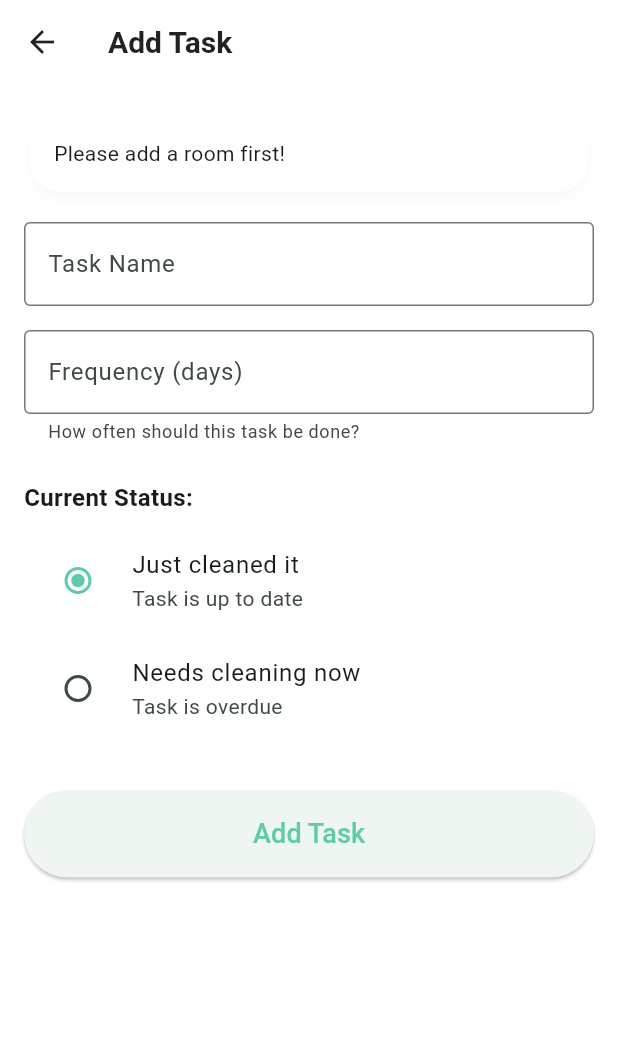
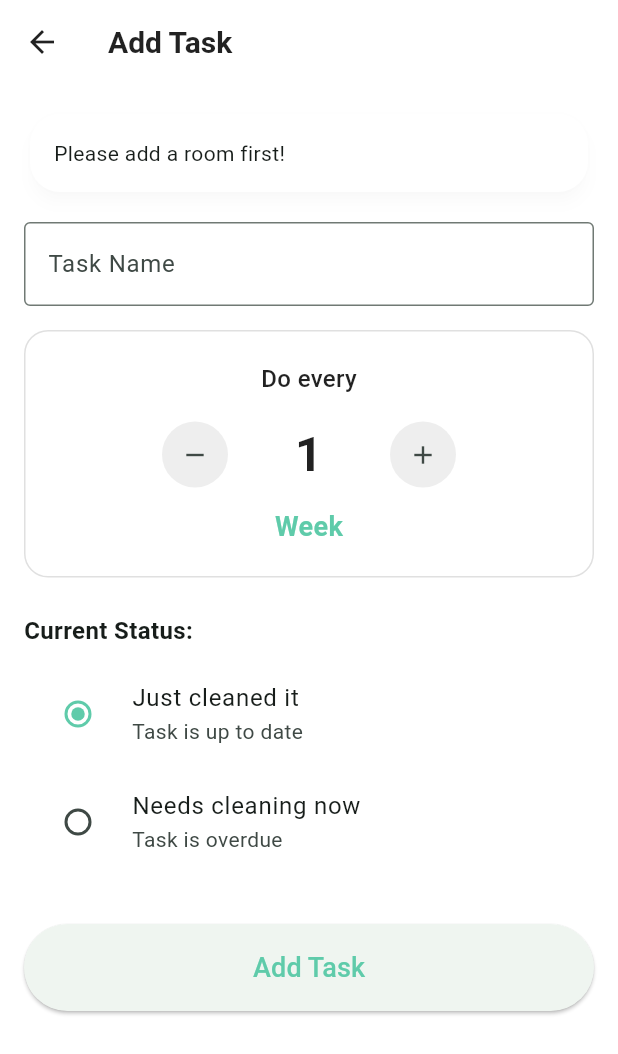
Before and after one commit to alexlamb10/cleaning_tracker, a Flutter app: the AddTaskScreen screen opened directly, on a phone screen of 412 x 824 dp. Shown: the top 1054 px of the screen. Run offline on Flutter 3.47's test engine with Material 3 defaults, Android fonts, the phone set to English and light mode, and no system bars; our stand-ins replace shared_preferences; accounts and stored records are empty.

Commit message:
Refine UI styling to better match design screenshots

```diff
--- a/lib/screens/add_task_screen.dart
+++ b/lib/screens/add_task_screen.dart
@@ -23,6 +23,7 @@ class _AddTaskScreenState extends State<AddTaskScreen> {
   void initState() {
     super.initState();
     _selectedRoomId = widget.preselectedRoomId;
+    _frequencyController.text = '1'; // Default to 1 week
   }
 
   @override
@@ -103,24 +104,96 @@ class _AddTaskScreenState extends State<AddTaskScreen> {
               },
             ),
             const SizedBox(height: 16),
-            TextFormField(
-              controller: _frequencyController,
-              decoration: const InputDecoration(
-                labelText: 'Frequency (days)',
-                border: OutlineInputBorder(),
-                helperText: 'How often should this task be done?',
+            // Frequency selector with +/- buttons
+            Container(
+              padding: const EdgeInsets.all(20),
+              decoration: BoxDecoration(
+                color: Colors.white,
+                borderRadius: BorderRadius.circular(16),
+                border: Border.all(color: Colors.grey[300]!),
               ),
-              keyboardType: TextInputType.number,
-              validator: (value) {
-                if (value == null || value.isEmpty) {
-                  return 'Please enter frequency';
-                }
-                final freq = int.tryParse(value);
-                if (freq == null || freq <= 0) {
-                  return 'Please enter a valid number';
-                }
-                return null;
-              },
+              child: Column(
+                children: [
+                  const Text(
+                    'Do every',
+                    style: TextStyle(
+                      fontSize: 16,
+                      color: Colors.black87,
+                      fontWeight: FontWeight.w500,
+                    ),
+                  ),
+                  const SizedBox(height: 16),
+                  Row(
+                    mainAxisAlignment: MainAxisAlignment.center,
+                    children: [
+                      // Minus button
+                      Container(
+                        width: 44,
+                        height: 44,
+                        decoration: BoxDecoration(
+                          color: Colors.grey[200],
+                          shape: BoxShape.circle,
+                        ),
+                        child: IconButton(
+                          icon: const Icon(Icons.remove, size: 20),
+                          onPressed: () {
+                            final current = int.tryParse(_frequencyController.text) ?? 1;
+                            if (current > 1) {
+                              setState(() {
+                                _frequencyController.text = (current - 1).toString();
+                              });
+                            }
+                          },
+                          padding: EdgeInsets.zero,
+                        ),
+                      ),
+                      const SizedBox(width: 24),
+                      // Number display
+                      SizedBox(
+                        width: 60,
+                        child: Text(
+                          _frequencyController.text.isEmpty ? '1' : _frequencyController.text,
+                          textAlign: TextAlign.center,
+                          style: const TextStyle(
+                            fontSize: 32,
+                            fontWeight: FontWeight.w600,
+                            color: Colors.black87,
+                          ),
+                        ),
+                      ),
+                      const SizedBox(width: 24),
+                      // Plus button
+                      Container(
+                        width: 44,
+                        height: 44,
+                        decoration: BoxDecoration(
+                          color: Colors.grey[200],
+                          shape: BoxShape.circle,
+                        ),
+                        child: IconButton(
+                          icon: const Icon(Icons.add, size: 20),
+                          onPressed: () {
+                            final current = int.tryParse(_frequencyController.text) ?? 1;
+                            setState(() {
+                              _frequencyController.text = (current + 1).toString();
+                            });
+                          },
+                          padding: EdgeInsets.zero,
+                        ),
+                      ),
+                    ],
+                  ),
+                  const SizedBox(height: 12),
+                  const Text(
+                    'Week',
+                    style: TextStyle(
+                      fontSize: 18,
+                      color: Color(0xFF5FCBAA),
+                      fontWeight: FontWeight.w600,
+                    ),
+                  ),
+                ],
+              ),
             ),
             const SizedBox(height: 24),
             const Text(
```
Also changed, not shown: lib/widgets/task_card.dart (+74 -32 lines).
